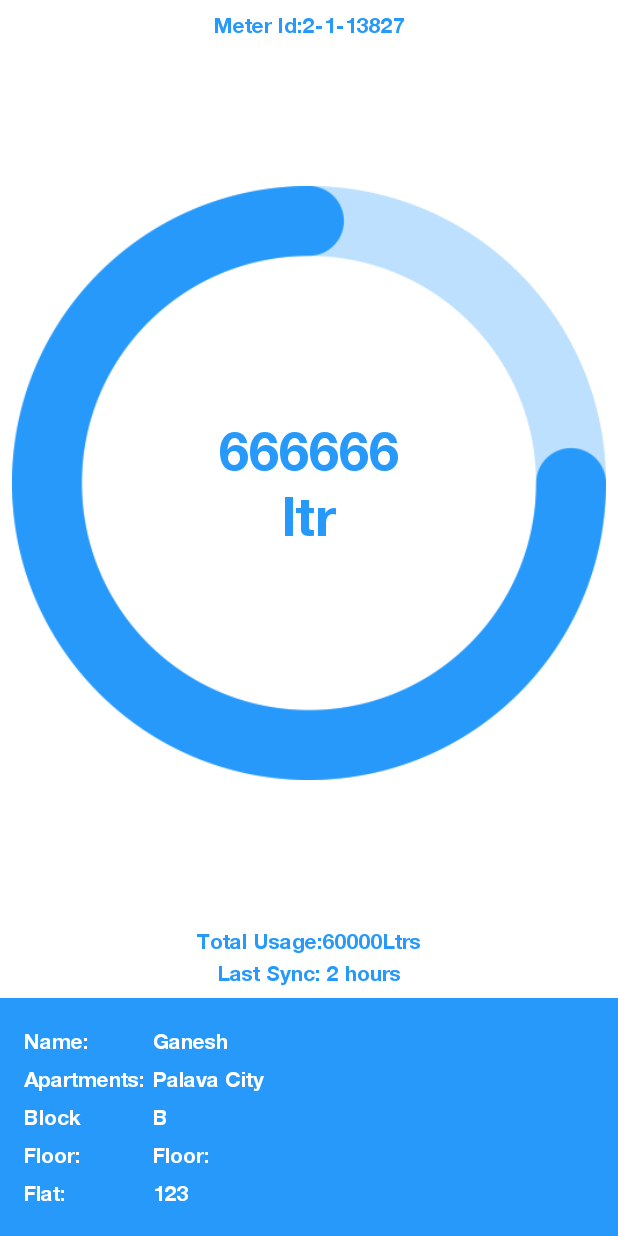
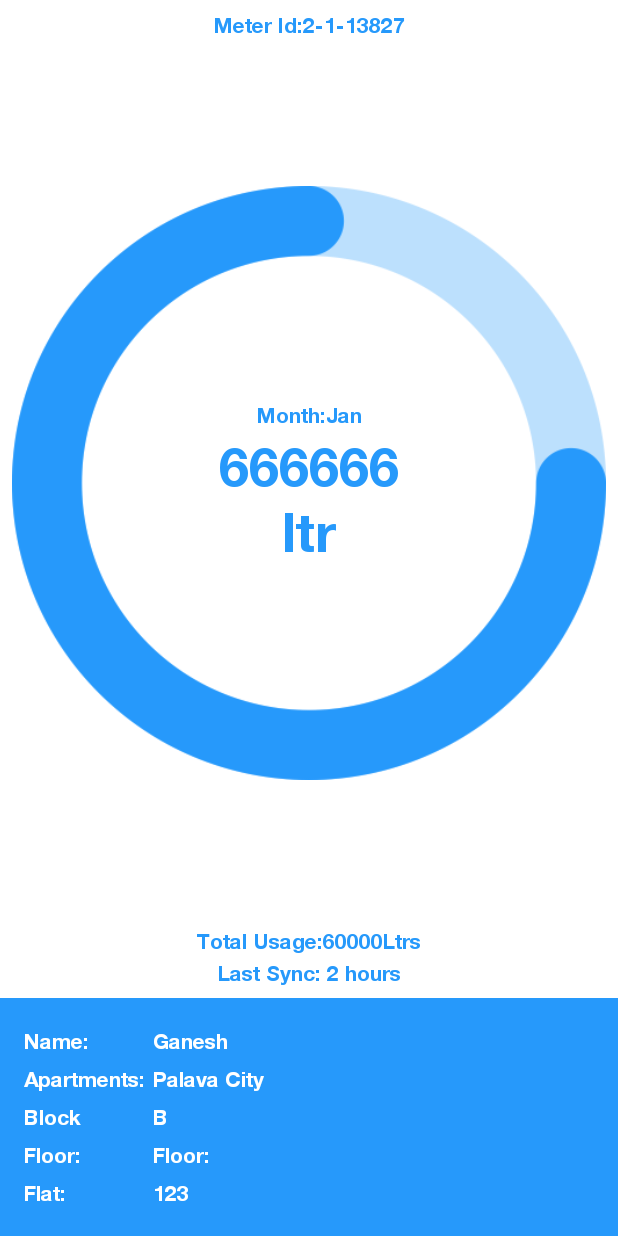
Before and after one commit to ganeshkakvipure/SmartWaterMeter, an Android app: the layout fragment_home.xml on its own in the app's theme, with its tools: preview values and no code run, on a phone screen of 412 x 824 dp. Run offline under Robolectric (Android 15) with nearby library versions, the phone set to English and light mode, and no system bars.

Commit message:
current month added

```diff
--- a/app/src/main/java/com/ganesh/smartwatermeter/model/CustomerModel.java
+++ b/app/src/main/java/com/ganesh/smartwatermeter/model/CustomerModel.java
@@ -17,6 +17,10 @@ public class CustomerModel extends BaseObservable {
     @SerializedName("sync")
     @Expose
     private String lastSyncTime;
+
+    @SerializedName("month")
+    @Expose
+    private String currentMonth;
 
     @SerializedName("name")
     @Expose
@@ -152,4 +156,14 @@ public class CustomerModel extends BaseObservable {
         this.monthlyUsage = monthlyUsage;
         notifyPropertyChanged(com.ganesh.smartwatermeter.BR.monthlyUsage);
     }
+
+    @Bindable
+    public String getCurrentMonth() {
+        return currentMonth;
+    }
+
+    public void setCurrentMonth(String currentMonth) {
+        this.currentMonth = currentMonth;
+        notifyPropertyChanged(com.ganesh.smartwatermeter.BR.currentMonth);
+    }
 }
--- a/app/src/main/java/com/ganesh/smartwatermeter/view/home/DashboardViewModel.java
+++ b/app/src/main/java/com/ganesh/smartwatermeter/view/home/DashboardViewModel.java
@@ -11,19 +11,19 @@ import io.reactivex.functions.Consumer;
 
 public class DashboardViewModel extends BaseViewModel<BaseNavigator> {
 
-    public MutableLiveData<CustomerModel> customerModelMutableLiveData=new MutableLiveData<>();
+    public MutableLiveData<CustomerModel> customerModelMutableLiveData = new MutableLiveData<>();
 
     public MutableLiveData<CustomerModel> getCustomerModelMutableLiveData() {
         return customerModelMutableLiveData;
     }
 
-    public void init (){
-        CustomerModel customerModel= SPManager.getInstance().getCustomerData();
+    public void init() {
+        CustomerModel customerModel = SPManager.getInstance().getCustomerData();
         customerModel.setMeterId(SPManager.getInstance().getMeterId());
         customerModelMutableLiveData.setValue(customerModel);
     }
 
-    public void getReading(){
+    public void getReading() {
 
         compositeDisposable.add(DataRepository.getInstance().getMeterReading(new Consumer<CustomerModel>() {
             @Override
@@ -33,6 +33,7 @@ public class DashboardViewModel extends BaseViewModel<BaseNavigator> {
                 customerModel1.setMeterReading(customerModel.getMeterReading());
                 customerModel1.setLastSyncTime(customerModel.getLastSyncTime());
                 customerModel1.setMonthlyUsage(customerModel.getMonthlyUsage());
+                customerModel1.setCurrentMonth(customerModel.getCurrentMonth());
                 SPManager.getInstance().setCustomerName(customerModel1);
                 customerModelMutableLiveData.setValue(customerModel1);
             }
--- a/app/src/main/res/layout/fragment_home.xml
+++ b/app/src/main/res/layout/fragment_home.xml
@@ -70,6 +70,24 @@
                 app:layout_constraintTop_toBottomOf="@id/txtMeterId"
 
                 >
+
+                <androidx.appcompat.widget.AppCompatTextView
+                    android:layout_width="wrap_content"
+                    android:layout_height="wrap_content"
+                    android:layout_gravity="center"
+                    android:layout_marginBottom="4dp"
+                    android:ellipsize="end"
+                    android:fontFamily="@font/semi_bold"
+                    android:gravity="center"
+                    android:maxLines="1"
+                    android:singleLine="true"
+                    android:text="@{String.format(@string/current_month,model.currentMonth)}"
+                    android:textColor="@color/text_primary"
+                    android:textSize="14sp"
+                    app:layout_constraintBottom_toTopOf="@id/txtLastSync"
+                    app:layout_constraintEnd_toEndOf="parent"
+                    app:layout_constraintStart_toStartOf="parent"
+                    tools:text="Month:Jan" />
 
                 <androidx.appcompat.widget.AppCompatTextView
                     android:layout_width="wrap_content"
@@ -157,8 +175,8 @@
                     android:text="@string/customer_name"
                     android:textColor="@color/bg_btn_text"
                     android:textSize="14sp"
+                    app:layout_constraintStart_toStartOf="parent"
                     app:layout_constraintTop_toTopOf="parent"
-                    app:layout_constraintStart_toStartOf="parent"
                     tools:text="Name:" />
 
                 <androidx.appcompat.widget.AppCompatTextView
@@ -174,8 +192,8 @@
                     android:text="@{model.customerName}"
                     android:textColor="@color/bg_btn_text"
                     android:textSize="14sp"
+                    app:layout_constraintStart_toEndOf="@id/txtlblApartment"
                     app:layout_constraintTop_toTopOf="parent"
-                    app:layout_constraintStart_toEndOf="@id/txtlblApartment"
                     tools:text="Ganesh" />
 
                 <androidx.appcompat.widget.AppCompatTextView
@@ -186,16 +204,16 @@
                     android:fontFamily="@font/semi_bold"
                     android:maxLines="1"
                     android:paddingTop="4dp"
+                    android:paddingEnd="5dp"
                     android:paddingBottom="4dp"
-                    android:paddingEnd="5dp"
                     android:singleLine="true"
                     android:text="@string/customer_apartment"
                     android:textColor="@color/bg_btn_text"
                     android:textSize="14sp"
-                    tools:text="Apartments:"
+                    app:layout_constraintStart_toStartOf="parent"
 
                     app:layout_constraintTop_toBottomOf="@id/txtLblName"
-                    app:layout_constraintStart_toStartOf="parent"
+                    tools:text="Apartments:"
 
                     />
 
@@ -211,9 +229,9 @@
                     android:text="@{model.customerApartment}"
                     android:textColor="@color/bg_btn_text"
                     android:textSize="14sp"
+                    app:layout_constraintStart_toEndOf="@id/txtlblApartment"
+                    app:layout_constraintTop_toBottomOf="@id/txtLblName"
                     tools:text="Palava City"
-                    app:layout_constraintTop_toBottomOf="@id/txtLblName"
-                    app:layout_constraintStart_toEndOf="@id/txtlblApartment"
 
 
                     />
@@ -231,10 +249,9 @@
                     android:text="@string/customer_block"
                     android:textColor="@color/bg_btn_text"
                     android:textSize="14sp"
-                    tools:text="Block"
+                    app:layout_constraintStart_toStartOf="parent"
                     app:layout_constraintTop_toBottomOf="@id/txtlblApartment"
-                   app:layout_constraintStart_toStartOf="parent"
-                    />
+                    tools:text="Block" />
 
                 <androidx.appcompat.widget.AppCompatTextView
                     android:layout_width="wrap_content"
@@ -248,10 +265,9 @@
                     android:text="@{model.customerBlock}"
                     android:textColor="@color/bg_btn_text"
                     android:textSize="14sp"
-                    tools:text="B"
+                    app:layout_constraintStart_toEndOf="@id/txtlblApartment"
                     app:layout_constraintTop_toBottomOf="@id/txtlblApartment"
-                    app:layout_constraintStart_toEndOf="@id/txtlblApartment"
-                    />
+                    tools:text="B" />
 
                 <androidx.appcompat.widget.AppCompatTextView
                     android:id="@+id/txtLblFloor"
@@ -266,10 +282,9 @@
                     android:text="@string/customer_floor"
                     android:textColor="@color/bg_btn_text"
                     android:textSize="14sp"
-                    tools:text="Floor:"
+                    app:layout_constraintStart_toStartOf="parent"
                     app:layout_constraintTop_toBottomOf="@id/txtLblBlock"
-                    app:layout_constraintStart_toStartOf="parent"
-                    />
+                    tools:text="Floor:" />
 
                 <androidx.appcompat.widget.AppCompatTextView
                     android:layout_width="wrap_content"
@@ -283,10 +298,9 @@
                     android:text="@{model.customerFloor}"
                     android:textColor="@color/bg_btn_text"
                     android:textSize="14sp"
-                    tools:text="Floor:"
+                    app:layout_constraintStart_toEndOf="@id/txtlblApartment"
                     app:layout_constraintTop_toBottomOf="@id/txtLblBlock"
-                    app:layout_constraintStart_toEndOf="@id/txtlblApartment"
-                    />
+                    tools:text="Floor:" />
 
                 <androidx.appcompat.widget.AppCompatTextView
                     android:layout_width="wrap_content"
@@ -300,10 +314,9 @@
                     android:text="@string/customer_flat"
                     android:textColor="@color/bg_btn_text"
                     android:textSize="14sp"
-                    tools:text="@string/customer_flat"
+                    app:layout_constraintStart_toStartOf="parent"
                     app:layout_constraintTop_toBottomOf="@id/txtLblFloor"
-                  app:layout_constraintStart_toStartOf="parent"
-                    />
+                    tools:text="@string/customer_flat" />
 
                 <androidx.appcompat.widget.AppCompatTextView
                     android:layout_width="wrap_content"
@@ -317,10 +330,9 @@
                     android:text="@{model.customerFlat}"
                     android:textColor="@color/bg_btn_text"
                     android:textSize="14sp"
-                    tools:text="123"
+                    app:layout_constraintStart_toEndOf="@id/txtlblApartment"
                     app:layout_constraintTop_toBottomOf="@id/txtLblFloor"
-                    app:layout_constraintStart_toEndOf="@id/txtlblApartment"
-                    />
+                    tools:text="123" />
 
             </androidx.constraintlayout.widget.ConstraintLayout>
 
--- a/app/src/main/res/values/strings.xml
+++ b/app/src/main/res/values/strings.xml
@@ -68,6 +68,7 @@
     <string name="customer_floor">Floor:</string>
     <string name="customer_flat">Flat:</string>
     <string name="last_sync">Last Synced : %s</string>
+    <string name="current_month">Month: %s</string>
 
     <!--Bill Details -->
     <string name="invoice_no">Invoice %s</string>
```
